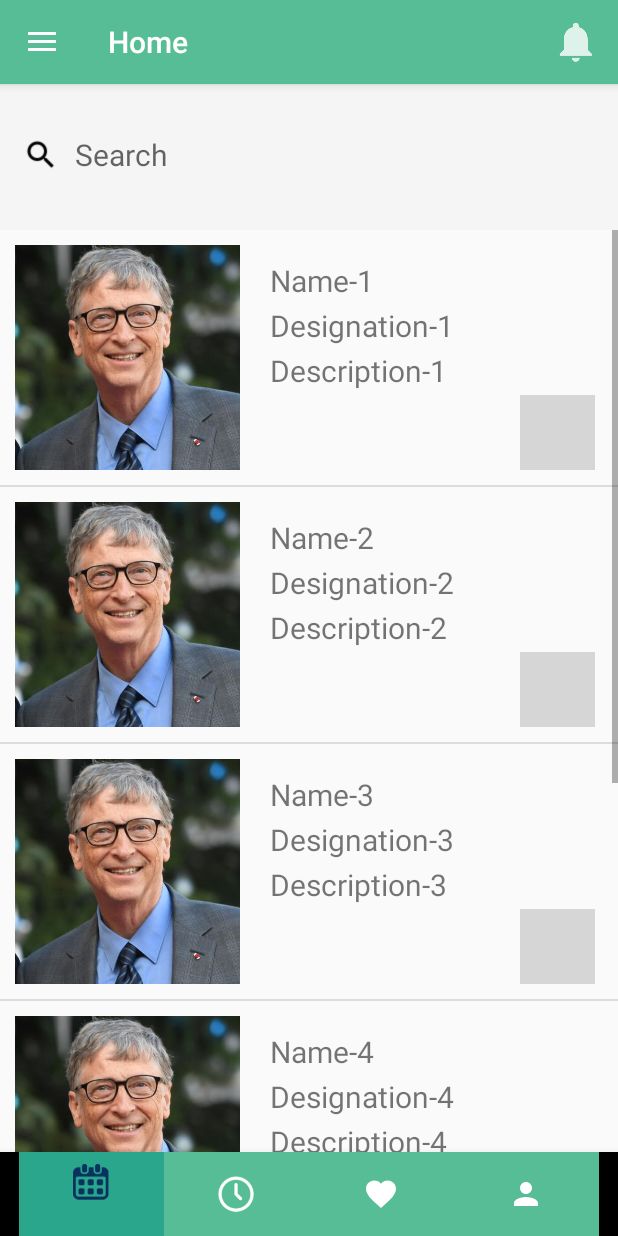
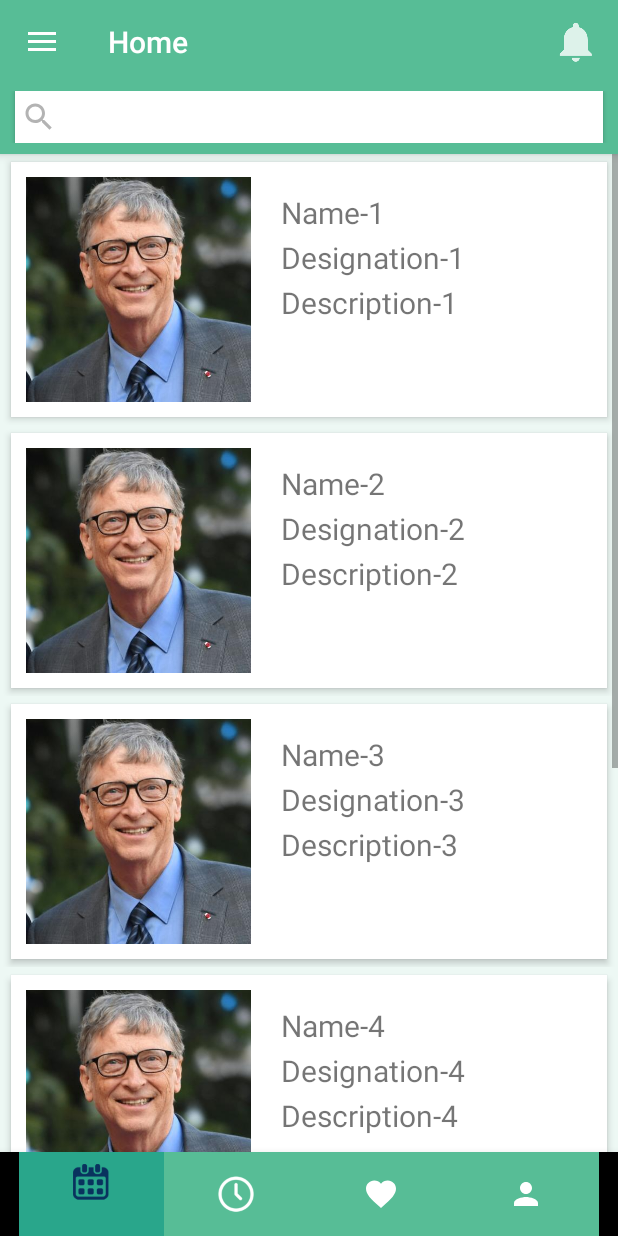
Before and after one commit to Tanvir-Aunjum-Sunny/Android4medicus, an Android app: the HomeScreenActivity screen opened directly, with no data from a screen before it, on a phone screen of 412 x 824 dp. Run offline under Robolectric (Android 15) with nearby library versions, the light colour scheme and no system bars; network calls fail; grey boxes are pictures that could not be loaded.

Commit message:
Fixed Home screen and SplashScreen request

```diff
--- a/app/src/main/java/com/medicus/medicus/Appointments.java
+++ b/app/src/main/java/com/medicus/medicus/Appointments.java
@@ -53,11 +53,11 @@ class Adapter1 extends ArrayAdapter<String> {
         LayoutInflater inflater=(LayoutInflater) context.getSystemService(Context.LAYOUT_INFLATER_SERVICE);
         View row=inflater.inflate(R.layout.single_row2,parent,false);
 
-        ImageView listImage=(ImageView) row.findViewById(R.id.appointment_image);
+//        ImageView listImage=(ImageView) row.findViewById(R.id.appointment_image);
         TextView listName=(TextView)row.findViewById(R.id.appointment_name);
         TextView listDetail=(TextView)row.findViewById(R.id.appointment_detail);
 
-        listImage.setImageResource(images[position]);
+//        listImage.setImageResource(images[position]);
         listName.setText(titleArray[position]);
         listDetail.setText(detailArray[position]);
 
--- a/app/src/main/java/com/medicus/medicus/HomeScreenActivity.java
+++ b/app/src/main/java/com/medicus/medicus/HomeScreenActivity.java
@@ -55,12 +55,15 @@ public class HomeScreenActivity extends AppCompatActivity
     private String verify = "false";
     NavigationView nav_view;
     ViewPager viewPager;
+    BottomNavigationView navigation;
+    MenuItem prevMenuItem;
+
+    //Fragment Variables
     User_Profile user_profile;
     Appointments appointments;
     ContentHomeScreen contentHomeScreen;
     Favourite favourite;
-    BottomNavigationView navigation;
-    MenuItem prevMenuItem;
+    Reminder reminder;
 
     @SuppressLint("ClickableViewAccessibility")
     @Override
@@ -83,7 +86,6 @@ public class HomeScreenActivity extends AppCompatActivity
         NavigationView navigationView = (NavigationView) findViewById(R.id.nav_view);
         navigationView.setNavigationItemSelectedListener(this);
 
-//        mTextMessage = (TextView) findViewById(R.id.message);
         navigation = findViewById(R.id.navigation);
         navigation.setOnNavigationItemSelectedListener(mOnNavigationItemSelectedListener);
         BottomNavigationViewHelper.disableShiftMode(navigation);
@@ -99,10 +101,12 @@ public class HomeScreenActivity extends AppCompatActivity
         appointments = new Appointments();
         contentHomeScreen = new ContentHomeScreen();
         favourite = new Favourite();
-        viewPagerAdapter.addFragment(contentHomeScreen);
-        viewPagerAdapter.addFragment(appointments);
-        viewPagerAdapter.addFragment(favourite);
-        viewPagerAdapter.addFragment(user_profile);
+        reminder = new Reminder();
+        viewPagerAdapter.addFragment(contentHomeScreen);    // Index: 0
+        viewPagerAdapter.addFragment(reminder);             // Index: 1
+        viewPagerAdapter.addFragment(favourite);            // Index: 2
+        viewPagerAdapter.addFragment(user_profile);         // Index: 3
+        viewPagerAdapter.addFragment(appointments);         // Index: 4
         viewPager.setAdapter(viewPagerAdapter);
     }
 
@@ -119,27 +123,36 @@ public class HomeScreenActivity extends AppCompatActivity
                 navigation.getMenu().getItem(0).setChecked(false);
             }
             Log.d("page", "onPageSelected: " + position);
-            navigation.getMenu().getItem(position).setChecked(true);
-            prevMenuItem = navigation.getMenu().getItem(position);
-
+            switch (position){
+                case 0:
+                    navigation.getMenu().getItem(0).setChecked(true);
+                    break;
+                case 1:
+                    navigation.getMenu().getItem(1).setChecked(true);
+//                    navigation.getMenu().getItem(position).setChecked(true);
+                    break;
+                case 2:
+                    navigation.getMenu().getItem(2).setChecked(true);
+                    break;
+                case 3:
+                    navigation.getMenu().getItem(3).setChecked(true);
+                    break;
+                case 4:
+                    // My Appointent Screen from the Drawer Menu
+                    int  id = navigation.getSelectedItemId();
+                    Log.d("Item Id",String.valueOf(id));
+                    navigation.getMenu().findItem(id).setChecked(true);
+                    break;
+            }
+            if(position < 4) {
+                Log.d("Position",String.valueOf(position));
+                prevMenuItem = navigation.getMenu().getItem(position);
+            }
         }
-
         @Override
         public void onPageScrollStateChanged(int state) {
         }
     };
-
-    private boolean loadFragment(android.support.v4.app.Fragment fragment){
-
-        if(fragment!=null){
-//            getSupportFragmentManager()
-//                    .beginTransaction()
-//                    .replace(R.id.fragment_layout,fragment)
-//                    .commit();
-            return true;
-        }
-        return false;
-    }
 
     private void checkLogin() {
         if (verify.equals("false")) {
@@ -162,8 +175,6 @@ public class HomeScreenActivity extends AppCompatActivity
         }
     }
 
-        private TextView mTextMessage;
-
     private BottomNavigationView.OnNavigationItemSelectedListener mOnNavigationItemSelectedListener
             = new BottomNavigationView.OnNavigationItemSelectedListener() {
 
@@ -175,7 +186,7 @@ public class HomeScreenActivity extends AppCompatActivity
 //                    fragment = new ContentHomeScreen();
                     viewPager.setCurrentItem(0);
                     break;
-                case R.id.appointments:
+                case R.id.reminder:
 //                    fragment = new Appointments();
                     viewPager.setCurrentItem(1);
                     break;
@@ -210,11 +221,6 @@ public class HomeScreenActivity extends AppCompatActivity
             Toast.makeText(getApplicationContext(),"Notification",Toast.LENGTH_SHORT).show();
             return true;
         }
-        if (id == R.id.navigation_home){
-            startActivity(new Intent(HomeScreenActivity.this,User_Profile.class));
-//            Toast.makeText(getApplicationContext(),"Hello BC",Toast.LENGTH_SHORT).show();
-            return true;
-        }
 
         return super.onOptionsItemSelected(item);
     }
@@ -234,7 +240,7 @@ public class HomeScreenActivity extends AppCompatActivity
 
         } else if (id == R.id.nav_appointment) {
 //            fragment = new Appointments();
-            viewPager.setCurrentItem(1);
+            viewPager.setCurrentItem(4);
 //            startActivity(new Intent(HomeScreenActivity.this,Appointments.class));
 
         } else if (id == R.id.nav_reminder) {
--- /dev/null
+++ b/app/src/main/java/com/medicus/medicus/Reminder.java
@@ -0,0 +1,107 @@
+package com.medicus.medicus;
+
+import android.content.Context;
+import android.net.Uri;
+import android.os.Bundle;
+import android.support.annotation.Nullable;
+import android.support.v4.app.Fragment;
+import android.view.LayoutInflater;
+import android.view.View;
+import android.view.ViewGroup;
+
+
+public class Reminder extends Fragment {
+
+    @Nullable
+    @Override
+    public View onCreateView(LayoutInflater inflater, @Nullable ViewGroup container, Bundle savedInstanceState) {
+        return inflater.inflate(R.layout.fragment_favourite, null);
+    }
+//    // TODO: Rename parameter arguments, choose names that match
+//    // the fragment initialization parameters, e.g. ARG_ITEM_NUMBER
+//    private static final String ARG_PARAM1 = "param1";
+//    private static final String ARG_PARAM2 = "param2";
+//
+//    // TODO: Rename and change types of parameters
+//    private String mParam1;
+//    private String mParam2;
+//
+//    private OnFragmentInteractionListener mListener;
+//
+//    public Reminder() {
+//        // Required empty public constructor
+//    }
+//
+//    /**
+//     * Use this factory method to create a new instance of
+//     * this fragment using the provided parameters.
+//     *
+//     * @param param1 Parameter 1.
+//     * @param param2 Parameter 2.
+//     * @return A new instance of fragment Reminder.
+//     */
+//    // TODO: Rename and change types and number of parameters
+//    public static Reminder newInstance(String param1, String param2) {
+//        Reminder fragment = new Reminder();
+//        Bundle args = new Bundle();
+//        args.putString(ARG_PARAM1, param1);
+//        args.putString(ARG_PARAM2, param2);
+//        fragment.setArguments(args);
+//        return fragment;
+//    }
+//
+//    @Override
+//    public void onCreate(Bundle savedInstanceState) {
+//        super.onCreate(savedInstanceState);
+//        if (getArguments() != null) {
+//            mParam1 = getArguments().getString(ARG_PARAM1);
+//            mParam2 = getArguments().getString(ARG_PARAM2);
+//        }
+//    }
+//
+//    @Override
+//    public View onCreateView(LayoutInflater inflater, ViewGroup container,
+//                             Bundle savedInstanceState) {
+//        // Inflate the layout for this fragment
+//        return inflater.inflate(R.layout.fragment_reminder, container, false);
+//    }
+//
+//    // TODO: Rename method, update argument and hook method into UI event
+//    public void onButtonPressed(Uri uri) {
+//        if (mListener != null) {
+//            mListener.onFragmentInteraction(uri);
+//        }
+//    }
+//
+//    @Override
+//    public void onAttach(Context context) {
+//        super.onAttach(context);
+//        if (context instanceof OnFragmentInteractionListener) {
+//            mListener = (OnFragmentInteractionListener) context;
+//        } else {
+//            throw new RuntimeException(context.toString()
+//                    + " must implement OnFragmentInteractionListener");
+//        }
+//    }
+//
+//    @Override
+//    public void onDetach() {
+//        super.onDetach();
+//        mListener = null;
+//    }
+//
+//    /**
+//     * This interface must be implemented by activities that contain this
+//     * fragment to allow an interaction in this fragment to be communicated
+//     * to the activity and potentially other fragments contained in that
+//     * activity.
+//     * <p>
+//     * See the Android Training lesson <a href=
+//     * "http://developer.android.com/training/basics/fragments/communicating.html"
+//     * >Communicating with Other Fragments</a> for more information.
+//     */
+//    public interface OnFragmentInteractionListener {
+//        // TODO: Update argument type and name
+//        void onFragmentInteraction(Uri uri);
+//    }
+}
--- /dev/null
+++ b/app/src/main/res/drawable/ic_add_circle_outline_black_24dp.xml
@@ -0,0 +1,9 @@
+<vector xmlns:android="http://schemas.android.com/apk/res/android"
+        android:width="24dp"
+        android:height="24dp"
+        android:viewportWidth="24.0"
+        android:viewportHeight="24.0">
+    <path
+        android:fillColor="#FF000000"
+        android:pathData="M13,7h-2v4L7,11v2h4v4h2v-4h4v-2h-4L13,7zM12,2C6.48,2 2,6.48 2,12s4.48,10 10,10 10,-4.48 10,-10S17.52,2 12,2zM12,20c-4.41,0 -8,-3.59 -8,-8s3.59,-8 8,-8 8,3.59 8,8 -3.59,8 -8,8z"/>
+</vector>
--- /dev/null
+++ b/app/src/main/res/drawable/ic_search_black_24dp.xml
@@ -0,0 +1,9 @@
+<vector xmlns:android="http://schemas.android.com/apk/res/android"
+        android:width="24dp"
+        android:height="24dp"
+        android:viewportWidth="24.0"
+        android:viewportHeight="24.0">
+    <path
+        android:fillColor="#FF000000"
+        android:pathData="M15.5,14h-0.79l-0.28,-0.27C15.41,12.59 16,11.11 16,9.5 16,5.91 13.09,3 9.5,3S3,5.91 3,9.5 5.91,16 9.5,16c1.61,0 3.09,-0.59 4.23,-1.57l0.27,0.28v0.79l5,4.99L20.49,19l-4.99,-5zM9.5,14C7.01,14 5,11.99 5,9.5S7.01,5 9.5,5 14,7.01 14,9.5 11.99,14 9.5,14z"/>
+</vector>
--- a/app/src/main/res/layout/activity_appointments.xml
+++ b/app/src/main/res/layout/activity_appointments.xml
@@ -4,8 +4,10 @@
     xmlns:tools="http://schemas.android.com/tools"
     android:layout_width="match_parent"
     android:layout_height="match_parent"
+    android:background="#edf8f4"
     android:orientation="vertical"
     tools:context="com.medicus.medicus.Appointments">
+
     <ListView
         android:id="@+id/appointments_list"
         android:layout_width="match_parent"
@@ -13,6 +15,6 @@
         android:layout_alignParentBottom="true"
         android:layout_alignParentLeft="true"
         android:layout_alignParentStart="true"
-        />
+        android:divider="@null" />
 
 </LinearLayout>
--- a/app/src/main/res/layout/activity_home_screen.xml
+++ b/app/src/main/res/layout/activity_home_screen.xml
@@ -17,13 +17,15 @@
             android:id="@+id/top_bar"
             android:layout_width="match_parent"
             android:layout_height="wrap_content"
-            android:theme="@style/AppTheme.AppBarOverlay">
+            android:theme="@style/AppTheme.AppBarOverlay"
+            app:elevation="0dp">
 
             <android.support.v7.widget.Toolbar
                 android:id="@+id/toolbar"
                 android:layout_width="match_parent"
                 android:layout_height="?attr/actionBarSize"
                 android:background="?attr/colorPrimary"
+                android:elevation="0dp"
                 app:popupTheme="@style/AppTheme.PopupOverlay" />
 
         </android.support.design.widget.AppBarLayout>
--- a/app/src/main/res/layout/content_home_screen.xml
+++ b/app/src/main/res/layout/content_home_screen.xml
@@ -4,37 +4,41 @@
     xmlns:tools="http://schemas.android.com/tools"
     android:layout_width="match_parent"
     android:layout_height="match_parent"
+    android:background="#edf8f4"
+    android:orientation="horizontal"
     app:layout_behavior="@string/appbar_scrolling_view_behavior"
-    tools:context="com.medicus.medicus.HomeScreenActivity"
-    android:orientation="horizontal">
+    tools:context="com.medicus.medicus.HomeScreenActivity">
 
         <RelativeLayout
             android:id="@+id/search_bar"
             android:layout_width="match_parent"
-            android:layout_height="100dp"
-            android:background="#f5f5f5">
-
-                <ImageView
-                    android:id="@+id/search_button"
-                    android:layout_width="24dp"
-                    android:layout_height="24dp"
-                    android:layout_centerVertical="true"
-                    android:layout_marginLeft="15dp"
-                    android:layout_marginTop="10dp"
-                    android:src="@drawable/ic_search_black_24dp"></ImageView>
+            android:layout_height="wrap_content"
+            android:background="@color/colorPrimaryDark"
+            android:elevation="4dp"
+            android:paddingBottom="7dp"
+            android:paddingTop="7dp">
 
                 <EditText
                     android:id="@+id/search_src_text"
                     android:layout_width="match_parent"
-                    android:layout_height="50dp"
+                    android:layout_height="wrap_content"
                     android:layout_centerVertical="true"
-                    android:layout_marginLeft="50dp"
-                    android:background="@android:color/transparent"
+                    android:layout_marginLeft="10dp"
+                    android:layout_marginRight="10dp"
+                    android:background="#ffffff"
                     android:defaultFocusHighlightEnabled="false"
-                    android:hint="Search"
+                    android:drawableLeft="@drawable/ic_search_black_24dp"
+                    android:drawablePadding="5dp"
+                    android:drawableStart="@drawable/ic_search_black_24dp"
+                    android:drawableTint="#b3b3b3"
+                    android:elevation="2dp"
+                    android:paddingBottom="5dp"
+                    android:paddingLeft="4dp"
+                    android:paddingRight="4dp"
+                    android:paddingTop="5dp"
                     android:singleLine="true"
                     android:textColor="#000"
-                    android:textSize="20sp" />
+                    android:textSize="15sp" />
         </RelativeLayout>
 
         <ListView
@@ -43,5 +47,6 @@
             android:layout_height="match_parent"
             android:layout_alignParentLeft="true"
             android:layout_alignParentStart="true"
-            android:layout_below="@+id/search_bar" />
+            android:layout_below="@+id/search_bar"
+            android:divider="@null" />
 </RelativeLayout>
--- a/app/src/main/res/layout/single_row.xml
+++ b/app/src/main/res/layout/single_row.xml
@@ -1,52 +1,66 @@
 <?xml version="1.0" encoding="utf-8"?>
-<RelativeLayout xmlns:android="http://schemas.android.com/apk/res/android"
+<LinearLayout xmlns:android="http://schemas.android.com/apk/res/android"
     xmlns:app="http://schemas.android.com/apk/res-auto"
     xmlns:tools="http://schemas.android.com/tools"
     android:layout_width="match_parent"
     android:layout_height="match_parent"
     tools:context="com.medicus.medicus.HomeScreenActivity">
 
+    <RelativeLayout
+        android:layout_width="match_parent"
+        android:layout_height="wrap_content"
+        android:layout_marginBottom="5dp"
+        android:layout_marginLeft="7dp"
+        android:layout_marginRight="7dp"
+        android:layout_marginTop="5dp"
+        android:background="#ffffff"
+        android:elevation="3dp">
+
         <ImageView
+            android:id="@+id/listImage"
             android:layout_width="150dp"
             android:layout_height="150dp"
-        android:src="@drawable/bill"
             android:layout_margin="10dp"
             android:background="#ccc"
-        android:id="@+id/listImage"></ImageView>
+            android:src="@drawable/bill"></ImageView>
+
         <TextView
+            android:id="@+id/listName"
             android:layout_width="wrap_content"
             android:layout_height="wrap_content"
+            android:layout_marginLeft="180dp"
+            android:layout_marginTop="20dp"
             android:hint="Name"
-        android:id="@+id/listName"
-        android:textSize="20dp"
-        android:layout_marginLeft="180dp"
-        android:layout_marginTop="20dp"/>
+            android:textSize="20dp" />
+
         <TextView
             android:id="@+id/listDesignation"
             android:layout_width="wrap_content"
             android:layout_height="wrap_content"
+            android:layout_marginLeft="180dp"
+            android:layout_marginTop="50dp"
             android:hint="Designation"
-        android:textSize="20dp"
-        android:layout_marginLeft="180dp"
-        android:layout_marginTop="50dp"/>
+            android:textSize="20dp" />
+
         <TextView
             android:id="@+id/listDescription"
             android:layout_width="wrap_content"
             android:layout_height="wrap_content"
+            android:layout_marginLeft="180dp"
+            android:layout_marginTop="80dp"
             android:hint="Description"
-        android:textSize="20dp"
-        android:layout_marginLeft="180dp"
-        android:layout_marginTop="80dp"/>
+            android:textSize="20dp" />
 
-    <ImageView
-        android:id="@+id/imageView2"
-        android:layout_width="50dp"
-        android:layout_height="50dp"
-        android:layout_alignBottom="@+id/listImage"
-        android:layout_alignParentEnd="true"
-        android:layout_alignParentRight="true"
-        android:layout_marginEnd="15dp"
-        android:layout_marginRight="15dp"
-        android:src="@mipmap/ic_add_circle_outline_black_24dp"></ImageView>
+        <!--<ImageView-->
+        <!--android:id="@+id/imageView2"-->
+        <!--android:layout_width="50dp"-->
+        <!--android:layout_height="50dp"-->
+        <!--android:layout_alignBottom="@+id/listImage"-->
+        <!--android:layout_alignParentEnd="true"-->
+        <!--android:layout_alignParentRight="true"-->
+        <!--android:layout_marginEnd="15dp"-->
+        <!--android:layout_marginRight="15dp"-->
+        <!--android:src="@mipmap/ic_add_circle_outline_black_24dp"></ImageView>-->
+    </RelativeLayout>
 
-</RelativeLayout>
+</LinearLayout>
--- a/app/src/main/res/menu/navigation.xml
+++ b/app/src/main/res/menu/navigation.xml
@@ -10,7 +10,7 @@
         app:showAsAction="always" />
 
     <item
-        android:id="@+id/appointments"
+        android:id="@+id/reminder"
         android:icon="@drawable/clock"
         android:title=""
         app:showAsAction="always" />
```
Also changed, not shown: app/src/main/java/com/medicus/medicus/SplashScreenActivity.java (+18 -14 lines), app/src/main/res/drawable/ic_account_circle_black_24dp.xml (added, +9 -0 lines), app/src/main/res/layout/activity_user__profile.xml (+126 -112 lines), app/src/main/res/layout/fragment_reminder.xml (added, +13 -0 lines), app/src/main/res/layout/single_row2.xml (+32 -32 lines). Lines whose indentation alone changed are shown as unchanged.
